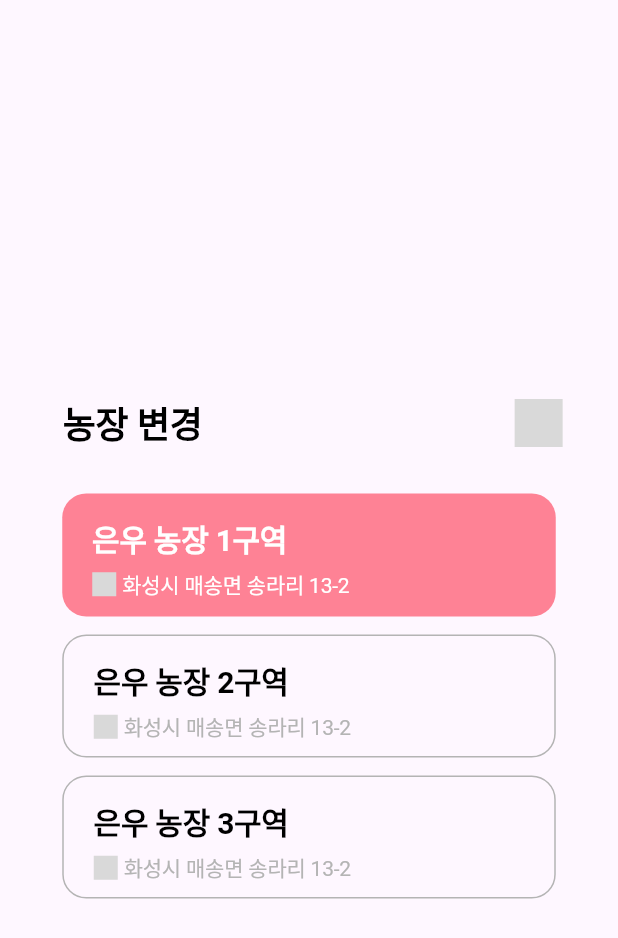
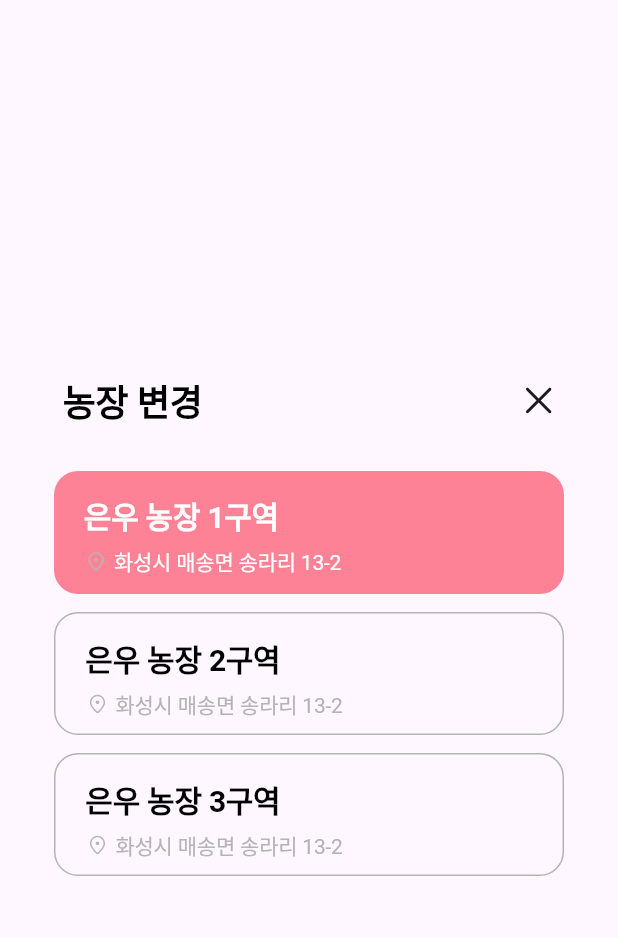
Before and after one commit to suye0n6/Pigsave, a Flutter app: the HomeFarmChangeModal screen opened directly, on a phone screen of 412 x 824 dp. Shown: the top 938 px of the screen. Run offline on Flutter 3.47's test engine with Material 3 defaults, Android fonts, the phone set to English and light mode, and no system bars; our stand-ins replace flutter_svg; Roboto replaces fonts that are missing (Pretendard).

Commit message:
ADD : 농장 체인지 모달

```diff
--- a/lib/screen/Home.dart
+++ b/lib/screen/Home.dart
@@ -198,7 +198,9 @@ class _ModalTitleState extends State<ModalTitle> {
                       child: Container(
                         width: 32,
                         height: 32,
-                        decoration: BoxDecoration(color: Color(0xFFD9D9D9)),
+                        child: SvgPicture.asset(
+                          'assets/images/close.svg',
+                        ), //로고 삽입,
                       ),
                     ),
                   ],
@@ -209,7 +211,6 @@ class _ModalTitleState extends State<ModalTitle> {
         ),
       ],
     );
-    ;
   }
 }
 
@@ -226,8 +227,8 @@ class _ModalWidgetState extends State<ModalWidget> {
     return Column(
       children: [
         Container(
-          width: 329,
-          height: 270,
+          width: 340,
+          height: 300,
           child: Column(
             mainAxisSize: MainAxisSize.min,
             mainAxisAlignment: MainAxisAlignment.start,
@@ -297,9 +298,9 @@ class _ModalWidgetState extends State<ModalWidget> {
                                         child: Container(
                                           width: 16,
                                           height: 16,
-                                          decoration: BoxDecoration(
-                                            color: Color(0xFFD9D9D9),
-                                          ),
+                                          child: SvgPicture.asset(
+                                            'assets/images/location_on.svg',
+                                          ), //로고 삽입,
                                         ),
                                       ),
                                     ],
@@ -334,7 +335,7 @@ class _ModalWidgetState extends State<ModalWidget> {
                   top: 16,
                   left: 20,
                   right: 142,
-                  bottom: 14,
+                  bottom: 12,
                 ),
                 clipBehavior: Clip.antiAlias,
                 decoration: ShapeDecoration(
@@ -391,9 +392,9 @@ class _ModalWidgetState extends State<ModalWidget> {
                                         child: Container(
                                           width: 16,
                                           height: 16,
-                                          decoration: BoxDecoration(
-                                            color: Color(0xFFD9D9D9),
-                                          ),
+                                          child: SvgPicture.asset(
+                                            'assets/images/location_on.svg',
+                                          ), //로고 삽입,
                                         ),
                                       ),
                                     ],
@@ -428,7 +429,7 @@ class _ModalWidgetState extends State<ModalWidget> {
                   top: 16,
                   left: 20,
                   right: 142,
-                  bottom: 14,
+                  bottom: 12,
                 ),
                 clipBehavior: Clip.antiAlias,
                 decoration: ShapeDecoration(
@@ -485,9 +486,9 @@ class _ModalWidgetState extends State<ModalWidget> {
                                         child: Container(
                                           width: 16,
                                           height: 16,
-                                          decoration: BoxDecoration(
-                                            color: Color(0xFFD9D9D9),
-                                          ),
+                                          child: SvgPicture.asset(
+                                            'assets/images/location_on.svg',
+                                          ), //로고 삽입,
                                         ),
                                       ),
                                     ],
```
